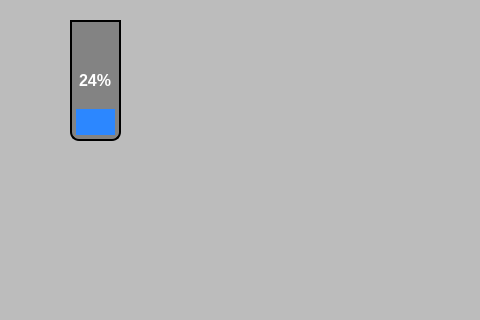
Old version of the form Forms/mainwindow.ui in the repository vieczorkamil/HMI-panel-PLC-S7-based-on-Raspberry-Pi-Engineering-Thesis; both pictures show x 400 to 880 and y 280 to 600 of the 1024 by 600 pixel window.
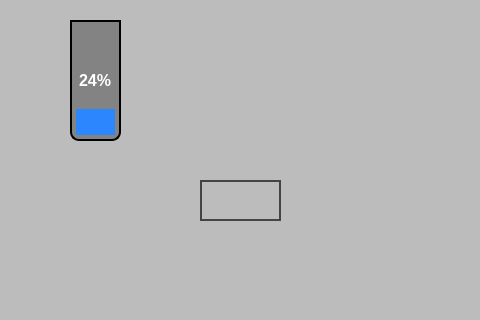
New version of the form. Icons and pictures are not drawn.

```diff
--- a/Forms/mainwindow.ui
+++ b/Forms/mainwindow.ui
@@ -751,6 +751,25 @@
        <string>Start</string>
       </property>
      </widget>
+     <widget class="QLabel" name="temperatureLabel">
+      <property name="geometry">
+       <rect>
+        <x>600</x>
+        <y>460</y>
+        <width>81</width>
+        <height>41</height>
+       </rect>
+      </property>
+      <property name="styleSheet">
+       <string notr="true">font: bold 22px;
+color: rgb(68, 68, 68);
+border: 2px solid rgb(68, 68, 68);
+padding: 2px;</string>
+      </property>
+      <property name="text">
+       <string/>
+      </property>
+     </widget>
      <zorder>sensorOFF1_img</zorder>
      <zorder>sensorOFF2_img</zorder>
      <zorder>sensorOFF3_img</zorder>
```
Left out of the diff: 1 changed line with no effect on the pictures.
